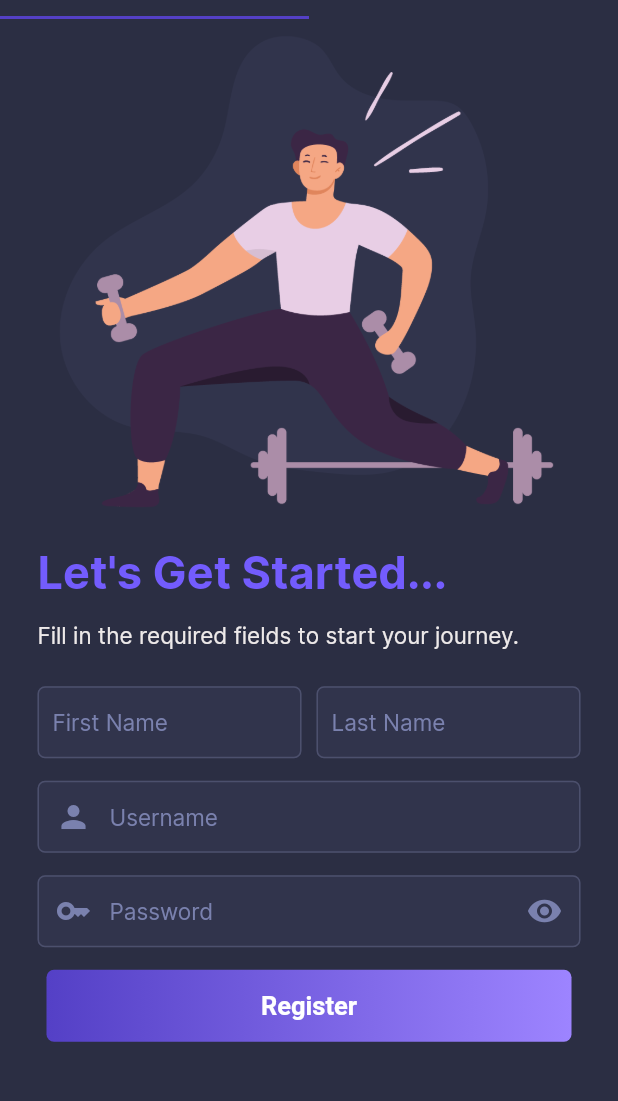
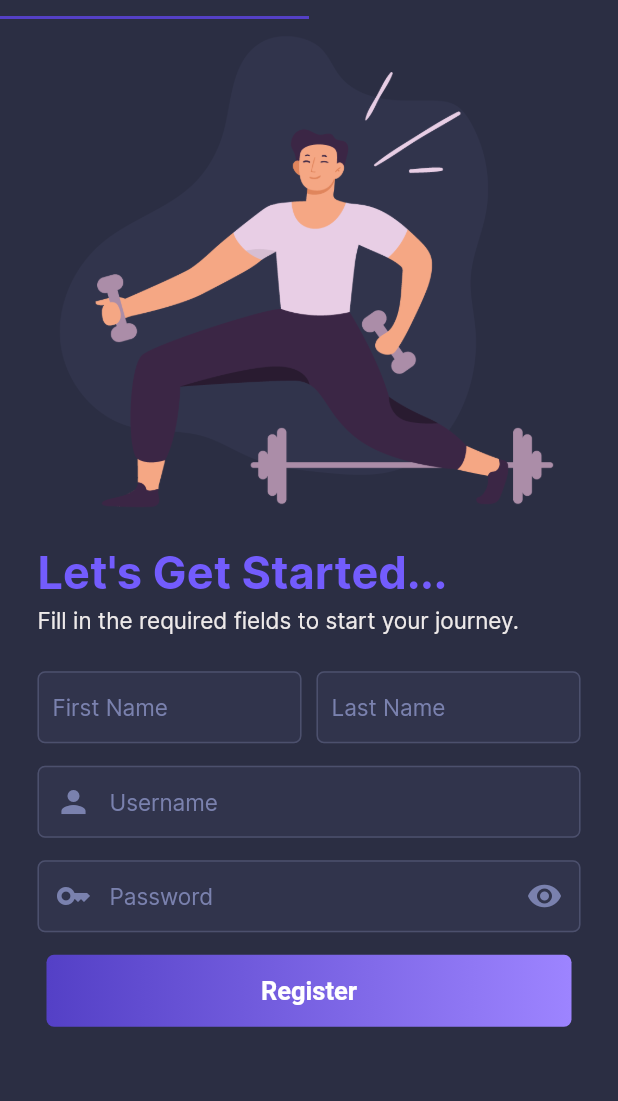
Before and after one commit to AmeeraAlotaibi/capstone_frontend, a Flutter app: the screen it shows after launch, on a phone screen of 412 x 824 dp, the part 92-1193 px from its top. Run offline on Flutter 3.47's test engine with Material 2 defaults, Android fonts, the phone set to English and light mode, and no system bars; our stand-ins replace dio, flutter_rating_bar, flutter_switch, font_awesome_flutter, go_router, image_picker and 2 more; accounts and stored records are empty.

Commit message:
minor ui changes

```diff
--- a/lib/pages/tabs/register_tab.dart
+++ b/lib/pages/tabs/register_tab.dart
@@ -46,7 +46,7 @@ class _RegisterTabState extends State<RegisterTab> {
                 style: Theme.of(context).textTheme.headline1,
               ),
               const SizedBox(
-                height: 15,
+                height: 5,
               ),
               Text(
                 "Fill in the required fields to start your journey.",
--- a/lib/pages/trainer_profile.dart
+++ b/lib/pages/trainer_profile.dart
@@ -14,7 +14,7 @@ class TrainerProfile extends StatelessWidget {
       ),
       body: SingleChildScrollView(
         child: Container(
-          height: 600,
+          height: MediaQuery.of(context).size.height - 150,
           margin: const EdgeInsets.only(top: 25),
           padding: const EdgeInsets.symmetric(horizontal: 25),
           child: Column(
--- a/lib/services/client.dart
+++ b/lib/services/client.dart
@@ -5,3 +5,9 @@ class Client {
     BaseOptions(baseUrl: "http://10.0.2.2:8000/"),
   );
 }
+
+// class Client {
+//   static final Dio dio = Dio(
+//     BaseOptions(baseUrl: "http://127.0.1.1:8000/"),
+//   );
+// }
--- a/lib/widgets/cards/subscription_card.dart
+++ b/lib/widgets/cards/subscription_card.dart
@@ -20,7 +20,6 @@ class SubscriptionCard extends StatelessWidget {
   Widget build(BuildContext context) {
     return Container(
       padding: const EdgeInsets.only(left: 30, right: 30, top: 25, bottom: 10),
-      width: 350,
       decoration: BoxDecoration(
         color: Theme.of(context).cardColor,
         borderRadius: BorderRadius.circular(5),
```
